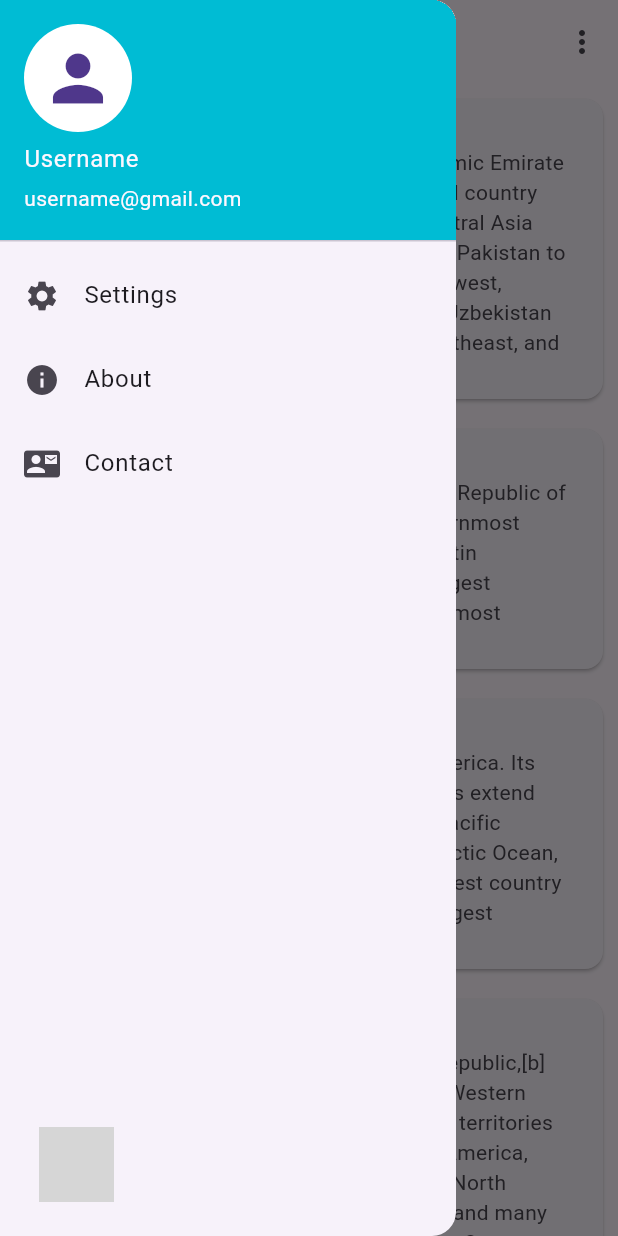
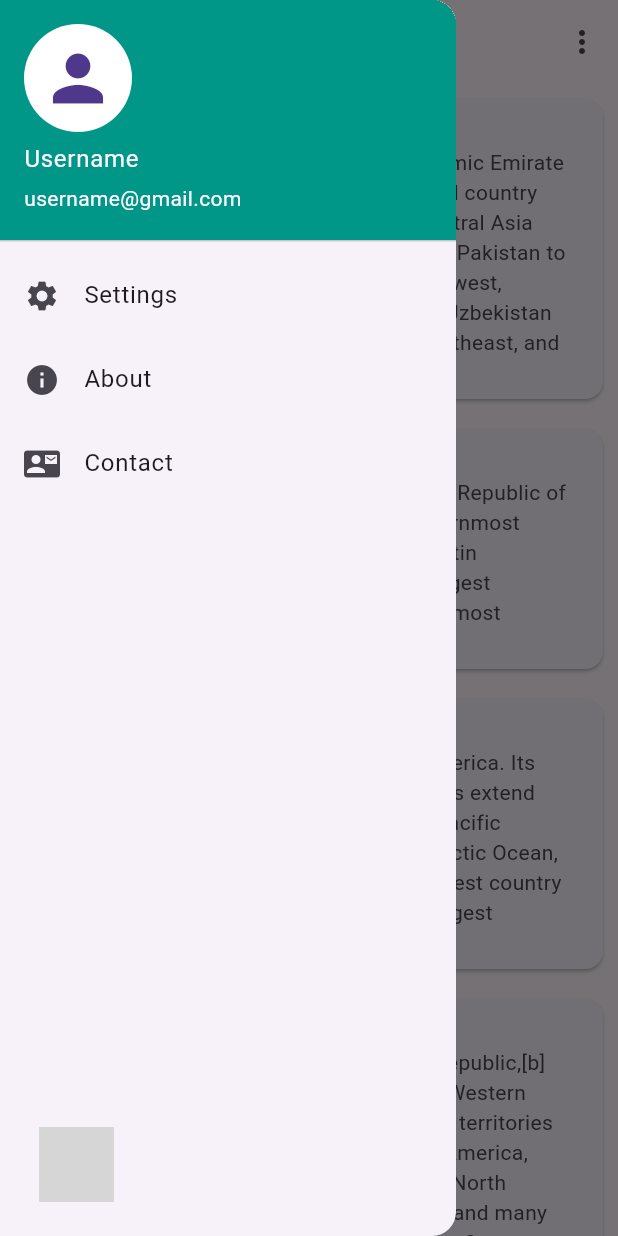
Before and after one commit to Fardin0210/ten_countries, a Flutter app: the screen it shows after launch, with the side drawer open, on a phone screen of 412 x 824 dp. Run offline on Flutter 3.47's test engine with Material 3 defaults, Android fonts, the phone set to English and light mode, and no system bars; our stand-ins replace animated_splash_screen, lottie; grey boxes are pictures that could not be loaded.

Commit message:
changing the background color of drawer

```diff
--- a/lib/main.dart
+++ b/lib/main.dart
@@ -121,7 +121,7 @@ class _homePageState extends State<homePage> {
           padding: EdgeInsets.zero,
           children: [
             UserAccountsDrawerHeader(
-              decoration: BoxDecoration(color: Colors.cyan),
+              decoration: BoxDecoration(color: Colors.teal),
               accountName: Text("Username"),
               accountEmail: Text(
                 "username@gmail.com",
```
